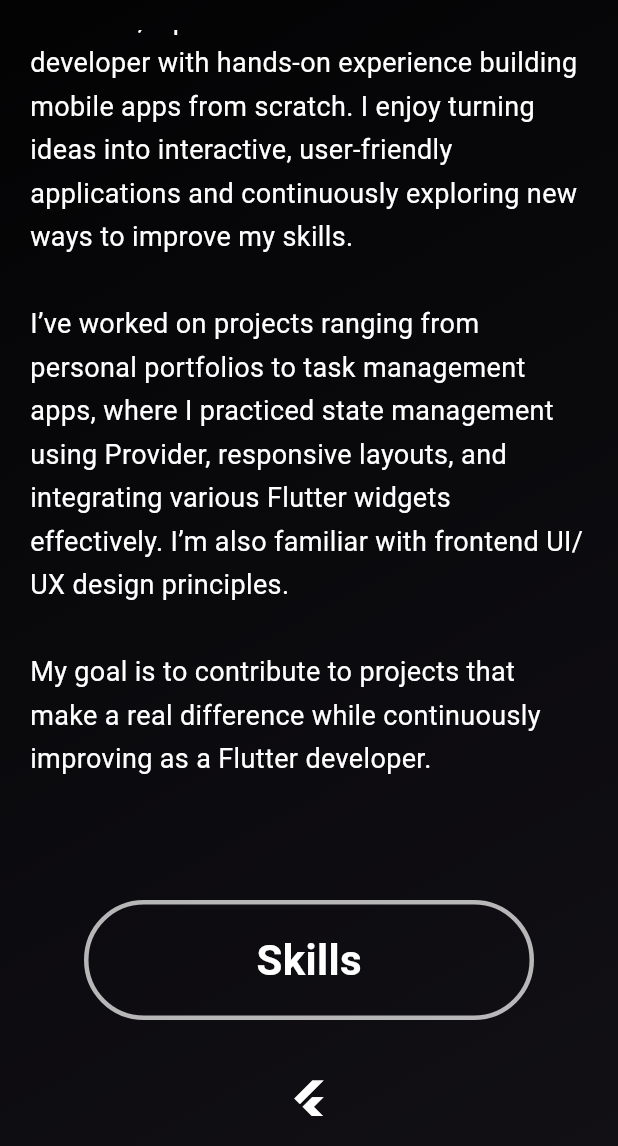
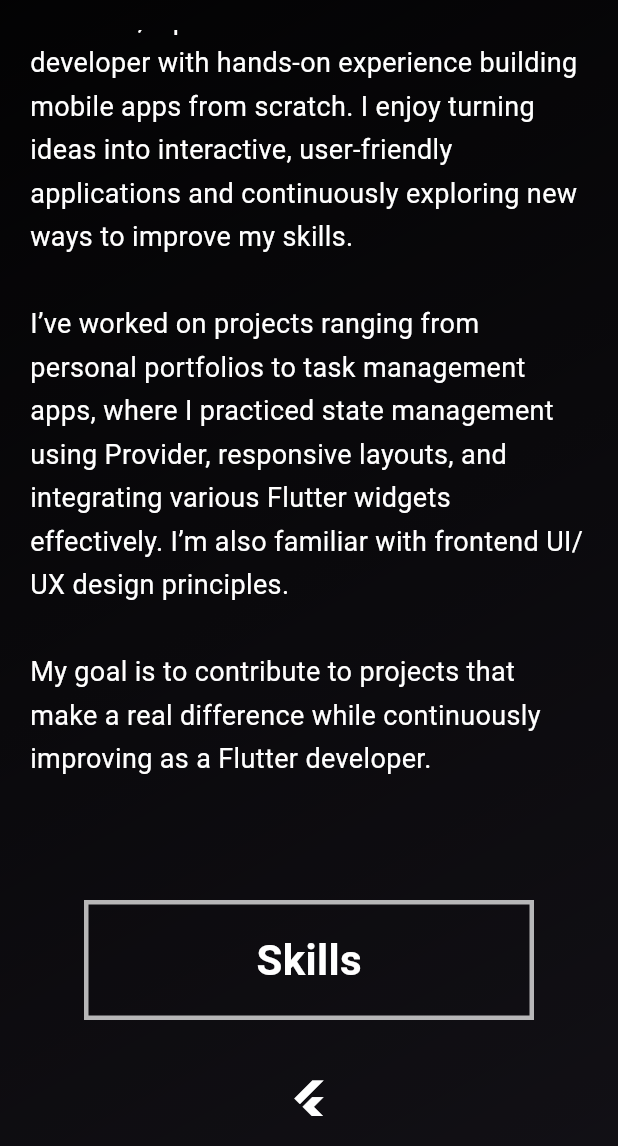
Before and after one commit to klarasameh1/Portfolio, a Flutter app: the screen it shows after launch, scrolled down 928 dp, on a phone screen of 412 x 824 dp, the part 90-1236 px from its top. Run offline on Flutter 3.47's test engine with Material 3 defaults, Android fonts, the phone set to English and light mode, and no system bars; our stand-ins replace font_awesome_flutter.

Commit message:
edit rec_box

```diff
--- a/lib/widgets/rectangleBox.dart
+++ b/lib/widgets/rectangleBox.dart
@@ -14,7 +14,6 @@ class RectangleBox extends StatelessWidget {
       width: 300,
       height: 80,
       decoration: BoxDecoration(
-        borderRadius: BorderRadius.circular(50),
         color: Colors.transparent,
         border: Border.all(
           color: Colors.white70, // softer border
```
